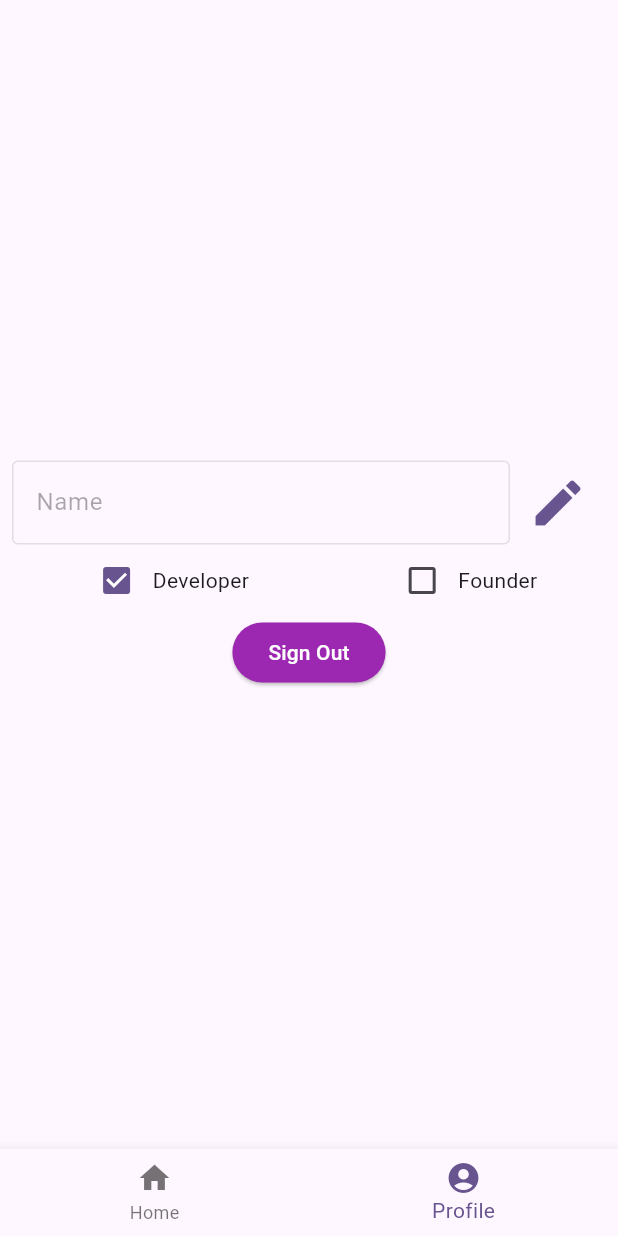
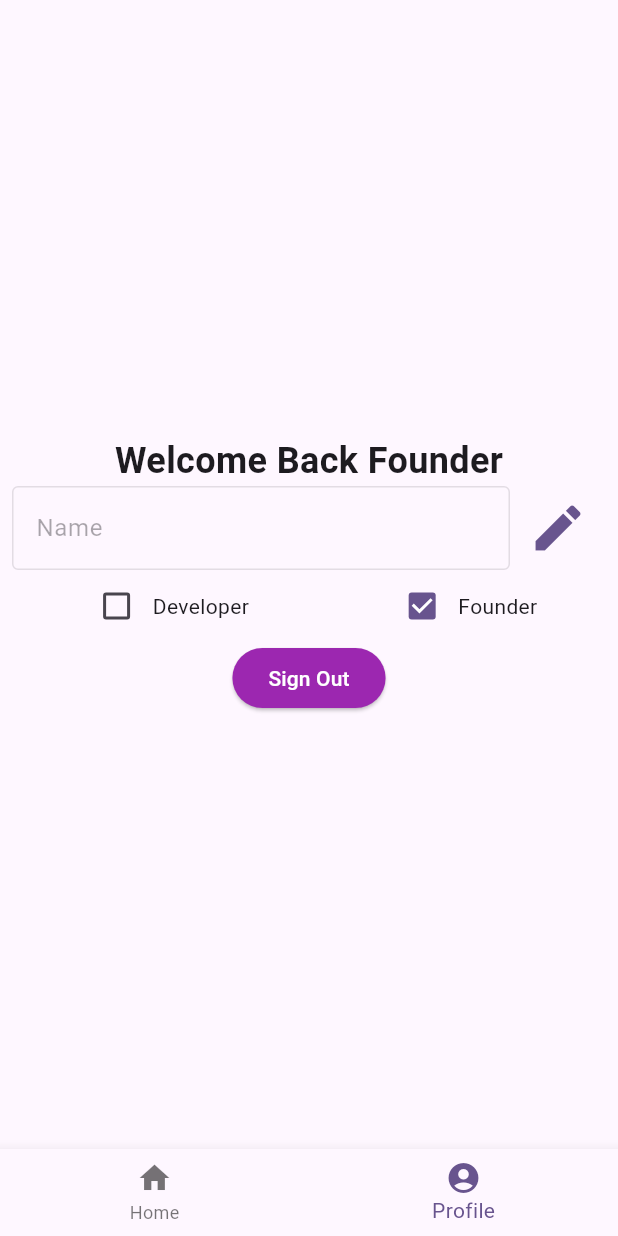
Before and after one commit to Fergus-Lai/valley_challenge, a Flutter app: the screen it shows once a user with an empty profile is signed in, item 2 of the bottom bar chosen, on a phone screen of 412 x 824 dp. Run offline on Flutter 3.47's test engine with Material 2 defaults, Android fonts, the phone set to English and light mode, and no system bars; our stand-ins replace cloud_firestore, firebase_auth, firebase_core; accounts and stored records are empty.

Commit message:
Added Custom Welcome Text for Founder and Developer, Fixed Bug With Checkbox

```diff
--- a/lib/pages/app/profile_page.dart
+++ b/lib/pages/app/profile_page.dart
@@ -16,7 +16,7 @@ class ProfilePageState extends State<ProfilePage> {
       TextEditingController(text: widget.user.data()?["name"]);
   bool nameEdit = false;
   String? nameError;
-  bool developer = true;
+  late bool developer = widget.user.data()?["role"] == "developer";
 
   Future<void> onChanged(bool isDev) async {
     setState(() {
@@ -50,6 +50,10 @@ class ProfilePageState extends State<ProfilePage> {
         crossAxisAlignment: CrossAxisAlignment.center,
         mainAxisAlignment: MainAxisAlignment.center,
         children: [
+          Text(
+            "Welcome Back ${developer ? "Developer" : "Founder"}",
+            style: const TextStyle(fontSize: 24, fontWeight: FontWeight.bold),
+          ),
           Row(
             children: [
               Flexible(
```
